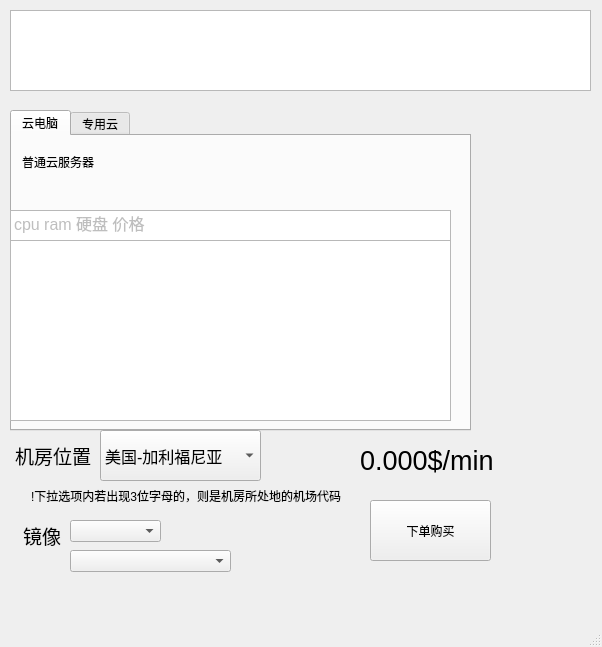
Qt form vultrTool/pagebuy.ui (orange2c/vultrtool) before a commit.
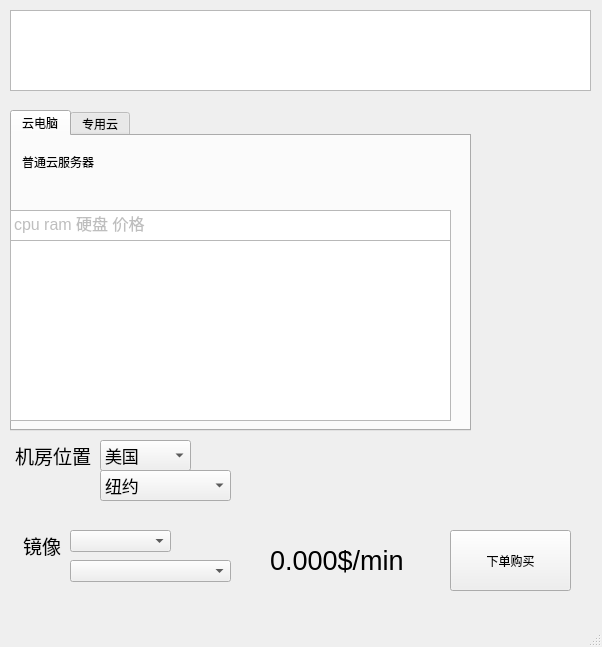
The same form after that commit.

Commit message: 实现了将可部署机方分为两个下拉框，国家与实际位置，并修改page不用、

What changed in the file:
```diff
--- a/vultrTool/pagebuy.ui
+++ b/vultrTool/pagebuy.ui
@@ -70,14 +70,14 @@
     <property name="geometry">
      <rect>
       <x>100</x>
-      <y>430</y>
-      <width>161</width>
-      <height>51</height>
+      <y>440</y>
+      <width>91</width>
+      <height>31</height>
      </rect>
     </property>
     <property name="font">
      <font>
-      <pointsize>12</pointsize>
+      <pointsize>13</pointsize>
      </font>
     </property>
     <property name="maxVisibleItems">
@@ -85,15 +85,15 @@
     </property>
     <item>
      <property name="text">
-      <string>美国-加利福尼亚</string>
+      <string>美国</string>
      </property>
     </item>
    </widget>
    <widget class="QLabel" name="label">
     <property name="geometry">
      <rect>
-      <x>360</x>
-      <y>440</y>
+      <x>270</x>
+      <y>540</y>
       <width>171</width>
       <height>41</height>
      </rect>
@@ -110,8 +110,8 @@
    <widget class="QPushButton" name="pushButton">
     <property name="geometry">
      <rect>
-      <x>370</x>
-      <y>500</y>
+      <x>450</x>
+      <y>530</y>
       <width>121</width>
       <height>61</height>
      </rect>
@@ -145,7 +145,7 @@
     <property name="geometry">
      <rect>
       <x>20</x>
-      <y>520</y>
+      <y>530</y>
       <width>41</width>
       <height>31</height>
      </rect>
@@ -166,8 +166,8 @@
     <property name="geometry">
      <rect>
       <x>70</x>
-      <y>520</y>
-      <width>91</width>
+      <y>530</y>
+      <width>101</width>
       <height>22</height>
      </rect>
     </property>
@@ -176,7 +176,7 @@
     <property name="geometry">
      <rect>
       <x>70</x>
-      <y>550</y>
+      <y>560</y>
       <width>161</width>
       <height>22</height>
      </rect>
@@ -248,26 +248,25 @@
      <number>-1</number>
     </property>
    </widget>
-   <widget class="QLabel" name="label_5">
+   <widget class="QComboBox" name="Box_locations2">
     <property name="geometry">
      <rect>
-      <x>-10</x>
-      <y>480</y>
-      <width>351</width>
+      <x>100</x>
+      <y>470</y>
+      <width>131</width>
       <height>31</height>
      </rect>
     </property>
     <property name="font">
      <font>
-      <pointsize>9</pointsize>
+      <pointsize>13</pointsize>
      </font>
     </property>
-    <property name="text">
-     <string>!下拉选项内若出现3位字母的，则是机房所处地的机场代码</string>
-    </property>
-    <property name="alignment">
-     <set>Qt::AlignRight|Qt::AlignTrailing|Qt::AlignVCenter</set>
-    </property>
+    <item>
+     <property name="text">
+      <string>纽约</string>
+     </property>
+    </item>
    </widget>
   </widget>
   <widget class="QMenuBar" name="menubar">
```
Left out of the diff: 2 changed lines with no effect on the pictures. The commit also changes 8 other files.
